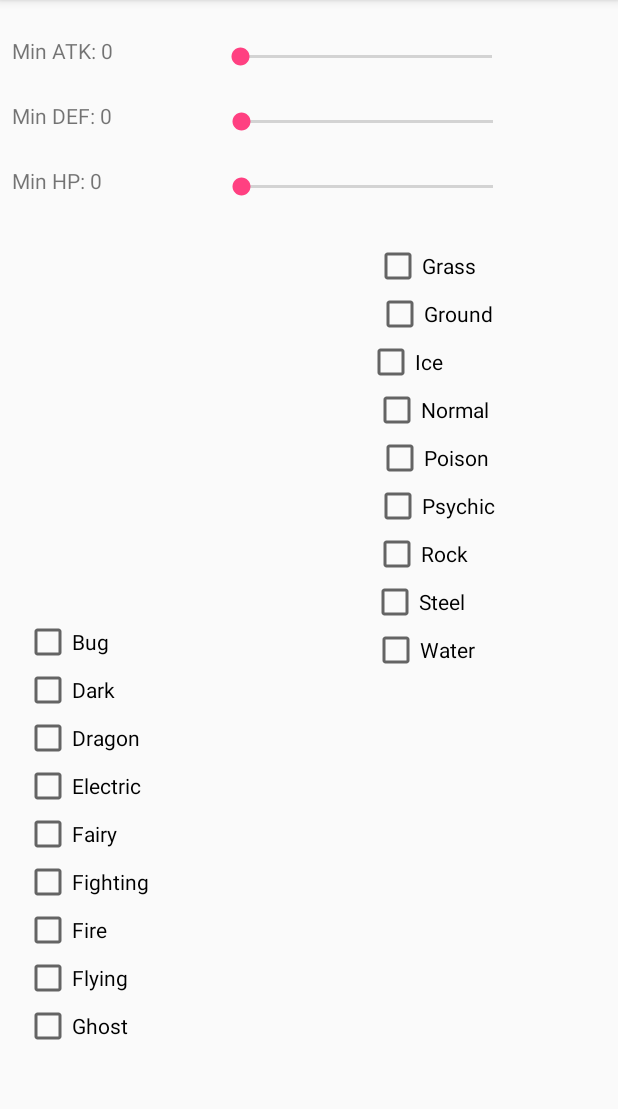
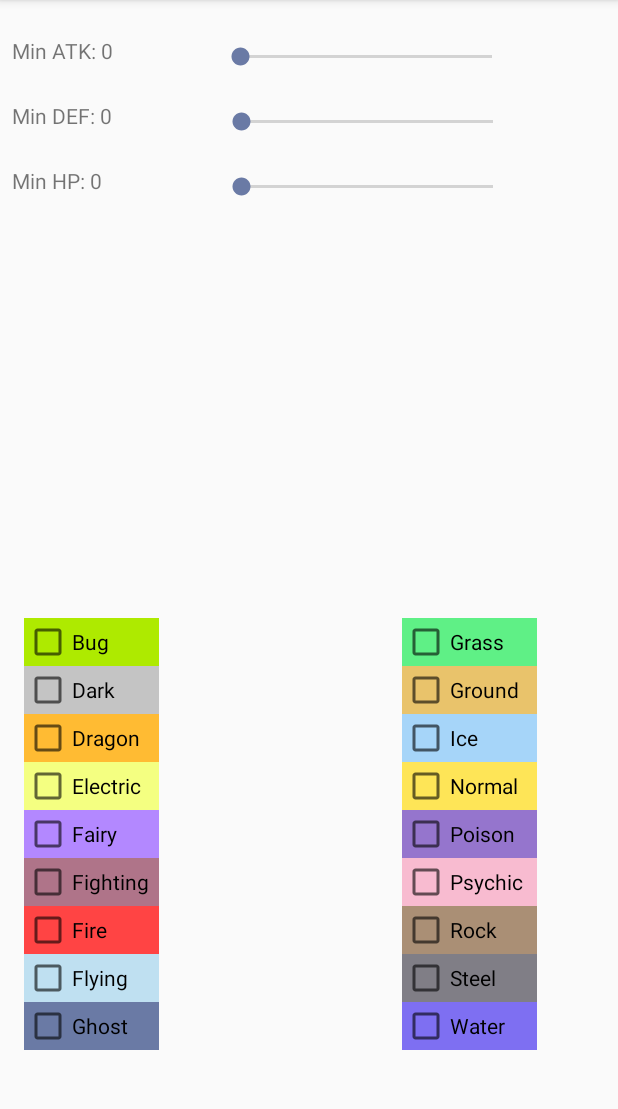
Before and after one commit to MobileDevelopersOfBerkeley/proj2FA17android, an Android app: the FilterActivity screen opened directly, with no data from a screen before it, on a phone screen of 412 x 824 dp, the part 84-1193 px from its top. Run offline under Robolectric (Android 15) with nearby library versions, the phone set to English and light mode, and no system bars.

Commit message:
Updated Checkboxes

```diff
--- a/app/src/main/res/layout/activity_filter.xml
+++ b/app/src/main/res/layout/activity_filter.xml
@@ -50,14 +50,15 @@
 
     <CheckBox
         android:id="@+id/bugCheckBox"
-        android:layout_width="wrap_content"
+        android:layout_width="90dp"
         android:layout_height="wrap_content"
         android:layout_marginBottom="324dp"
+        android:layout_marginLeft="16dp"
+        android:layout_marginTop="8dp"
+        android:background="@color/serial4"
         android:text="Bug"
         app:layout_constraintBottom_toBottomOf="parent"
-        android:layout_marginLeft="16dp"
         app:layout_constraintLeft_toLeftOf="parent"
-        android:layout_marginTop="8dp"
         app:layout_constraintTop_toBottomOf="@+id/minHPText"
         app:layout_constraintVertical_bias="1.0"/>
 
@@ -93,202 +94,224 @@
 
     <CheckBox
         android:id="@+id/darkCheckBox"
-        android:layout_width="wrap_content"
+        android:layout_width="90dp"
         android:layout_height="wrap_content"
         android:layout_marginLeft="16dp"
+        android:layout_marginTop="0dp"
+        android:background="@color/cardview_dark_background"
+        android:backgroundTint="@color/cardview_shadow_start_color"
         android:text="Dark"
+        android:textColor="@android:color/black"
         app:layout_constraintLeft_toLeftOf="parent"
-        android:layout_marginTop="0dp"
         app:layout_constraintTop_toBottomOf="@+id/bugCheckBox"/>
 
     <CheckBox
         android:id="@+id/dragonCheckBox"
-        android:layout_width="wrap_content"
+        android:layout_width="90dp"
         android:layout_height="wrap_content"
         android:layout_marginLeft="16dp"
+        android:layout_marginTop="0dp"
+        android:background="@android:color/holo_orange_light"
         android:text="Dragon"
         app:layout_constraintLeft_toLeftOf="parent"
-        android:layout_marginTop="0dp"
         app:layout_constraintTop_toBottomOf="@+id/darkCheckBox"/>
 
     <CheckBox
         android:id="@+id/electricCheckBox"
-        android:layout_width="wrap_content"
+        android:layout_width="90dp"
         android:layout_height="wrap_content"
         android:layout_marginLeft="16dp"
+        android:layout_marginTop="0dp"
+        android:background="@color/serial1"
         android:text="Electric"
         app:layout_constraintLeft_toLeftOf="parent"
-        android:layout_marginTop="0dp"
         app:layout_constraintTop_toBottomOf="@+id/dragonCheckBox"/>
 
     <CheckBox
         android:id="@+id/fairyCheckBox"
-        android:layout_width="wrap_content"
+        android:layout_width="90dp"
         android:layout_height="wrap_content"
         android:layout_marginLeft="16dp"
+        android:layout_marginTop="0dp"
+        android:autofillHints="@color/accompany4"
+        android:background="@color/accompany8"
+        android:backgroundTint="@color/accompany4"
         android:text="Fairy"
         app:layout_constraintLeft_toLeftOf="parent"
-        android:layout_marginTop="0dp"
         app:layout_constraintTop_toBottomOf="@+id/electricCheckBox"/>
 
     <CheckBox
         android:id="@+id/fightingCheckBox"
-        android:layout_width="wrap_content"
+        android:layout_width="90dp"
         android:layout_height="wrap_content"
         android:layout_marginLeft="16dp"
+        android:layout_marginTop="0dp"
+        android:background="@color/colorPrimaryDark"
         android:text="Fighting"
         app:layout_constraintLeft_toLeftOf="parent"
-        android:layout_marginTop="0dp"
         app:layout_constraintTop_toBottomOf="@+id/fairyCheckBox"/>
 
     <CheckBox
         android:id="@+id/fireCheckBox"
-        android:layout_width="wrap_content"
+        android:layout_width="90dp"
         android:layout_height="wrap_content"
         android:layout_marginLeft="16dp"
+        android:layout_marginTop="0dp"
+        android:background="@android:color/holo_red_light"
         android:text="Fire"
         app:layout_constraintLeft_toLeftOf="parent"
-        android:layout_marginTop="0dp"
         app:layout_constraintTop_toBottomOf="@+id/fightingCheckBox"/>
 
     <CheckBox
         android:id="@+id/flyingCheckBox"
-        android:layout_width="wrap_content"
+        android:layout_width="90dp"
         android:layout_height="wrap_content"
         android:layout_marginLeft="16dp"
+        android:layout_marginTop="0dp"
+        android:background="@android:color/holo_blue_bright"
+        android:backgroundTint="@color/accompany3"
         android:text="Flying"
         app:layout_constraintLeft_toLeftOf="parent"
-        android:layout_marginTop="0dp"
         app:layout_constraintTop_toBottomOf="@+id/fireCheckBox"/>
 
     <CheckBox
         android:id="@+id/ghostCheckBox"
-        android:layout_width="wrap_content"
+        android:layout_width="90dp"
         android:layout_height="wrap_content"
         android:layout_marginLeft="16dp"
+        android:layout_marginTop="0dp"
+        android:background="@color/colorAccent"
         android:text="Ghost"
         app:layout_constraintLeft_toLeftOf="parent"
-        android:layout_marginTop="0dp"
         app:layout_constraintTop_toBottomOf="@+id/flyingCheckBox"/>
 
     <CheckBox
         android:id="@+id/grassCheckBox"
-        android:layout_width="wrap_content"
+        android:layout_width="90dp"
         android:layout_height="wrap_content"
-        android:text="Grass"
-        app:layout_constraintLeft_toRightOf="@+id/bugCheckBox"
         android:layout_marginLeft="8dp"
         android:layout_marginRight="8dp"
+        android:layout_marginTop="0dp"
+        android:background="@color/combinationTriSecondary"
+        android:text="Grass"
+        app:layout_constraintHorizontal_bias="0.77"
+        app:layout_constraintLeft_toRightOf="@+id/bugCheckBox"
         app:layout_constraintRight_toRightOf="parent"
-        app:layout_constraintHorizontal_bias="0.661"
-        android:layout_marginTop="28dp"
-        app:layout_constraintTop_toBottomOf="@+id/seekBarHP"/>
+        app:layout_constraintTop_toTopOf="@+id/bugCheckBox"/>
 
     <CheckBox
         android:id="@+id/groundCheckBox"
-        android:layout_width="wrap_content"
+        android:layout_width="90dp"
         android:layout_height="wrap_content"
-        android:text="Ground"
-        app:layout_constraintLeft_toRightOf="@+id/darkCheckBox"
         android:layout_marginLeft="8dp"
         android:layout_marginRight="8dp"
+        android:layout_marginTop="0dp"
+        android:background="@color/combinationPrimary"
+        android:text="Ground"
+        app:layout_constraintHorizontal_bias="0.77"
+        app:layout_constraintLeft_toRightOf="@+id/darkCheckBox"
         app:layout_constraintRight_toRightOf="parent"
-        app:layout_constraintHorizontal_bias="0.689"
-        android:layout_marginTop="0dp"
         app:layout_constraintTop_toBottomOf="@+id/grassCheckBox"/>
 
     <CheckBox
         android:id="@+id/iceCheckBox"
-        android:layout_width="wrap_content"
+        android:layout_width="90dp"
         android:layout_height="wrap_content"
-        android:text="Ice"
-        app:layout_constraintLeft_toRightOf="@+id/dragonCheckBox"
         android:layout_marginLeft="8dp"
         android:layout_marginRight="8dp"
+        android:layout_marginTop="0dp"
+        android:background="@color/serial7"
+        android:text="Ice"
+        app:layout_constraintHorizontal_bias="0.77"
+        app:layout_constraintLeft_toRightOf="@+id/dragonCheckBox"
         app:layout_constraintRight_toRightOf="parent"
-        app:layout_constraintHorizontal_bias="0.57"
-        android:layout_marginTop="0dp"
         app:layout_constraintTop_toBottomOf="@+id/groundCheckBox"/>
 
     <CheckBox
         android:id="@+id/normalCheckBox"
-        android:layout_width="wrap_content"
+        android:layout_width="90dp"
         android:layout_height="wrap_content"
-        android:text="Normal"
-        app:layout_constraintLeft_toRightOf="@+id/electricCheckBox"
         android:layout_marginLeft="8dp"
         android:layout_marginRight="8dp"
+        android:layout_marginTop="0dp"
+        android:background="@color/serial2"
+        android:text="Normal"
+        app:layout_constraintHorizontal_bias="0.77"
+        app:layout_constraintLeft_toRightOf="@+id/electricCheckBox"
         app:layout_constraintRight_toRightOf="parent"
-        app:layout_constraintHorizontal_bias="0.654"
-        android:layout_marginTop="0dp"
         app:layout_constraintTop_toBottomOf="@+id/iceCheckBox"/>
 
     <CheckBox
         android:id="@+id/poisonCheckBox"
-        android:layout_width="wrap_content"
+        android:layout_width="90dp"
         android:layout_height="wrap_content"
-        android:text="Poison"
-        app:layout_constraintLeft_toRightOf="@+id/fairyCheckBox"
         android:layout_marginLeft="8dp"
         android:layout_marginRight="8dp"
+        android:layout_marginTop="0dp"
+        android:background="@color/accompnay1"
+        android:text="Poison"
+        app:layout_constraintHorizontal_bias="0.77"
+        app:layout_constraintLeft_toRightOf="@+id/fairyCheckBox"
         app:layout_constraintRight_toRightOf="parent"
-        app:layout_constraintHorizontal_bias="0.678"
-        android:layout_marginTop="0dp"
         app:layout_constraintTop_toBottomOf="@+id/normalCheckBox"/>
 
     <CheckBox
         android:id="@+id/psychicCheckBox"
-        android:layout_width="wrap_content"
+        android:layout_width="90dp"
         android:layout_height="wrap_content"
-        android:text="Psychic"
-        app:layout_constraintLeft_toRightOf="@+id/fightingCheckBox"
         android:layout_marginLeft="8dp"
         android:layout_marginRight="8dp"
+        android:layout_marginTop="0dp"
+        android:background="@color/accompany8"
+        android:text="Psychic"
+        app:layout_constraintHorizontal_bias="0.77"
+        app:layout_constraintLeft_toRightOf="@+id/fightingCheckBox"
         app:layout_constraintRight_toRightOf="parent"
-        app:layout_constraintHorizontal_bias="0.656"
-        android:layout_marginTop="0dp"
         app:layout_constraintTop_toBottomOf="@+id/poisonCheckBox"/>
 
     <CheckBox
         android:id="@+id/rockCheckBox"
-        android:layout_width="wrap_content"
+        android:layout_width="90dp"
         android:layout_height="wrap_content"
-        android:text="Rock"
-        app:layout_constraintLeft_toRightOf="@+id/fireCheckBox"
         android:layout_marginLeft="8dp"
         android:layout_marginRight="8dp"
+        android:layout_marginTop="0dp"
+        android:background="@color/accompany6"
+        android:text="Rock"
+        app:layout_constraintHorizontal_bias="0.77"
+        app:layout_constraintLeft_toRightOf="@+id/fireCheckBox"
         app:layout_constraintRight_toRightOf="parent"
-        app:layout_constraintHorizontal_bias="0.647"
-        android:layout_marginTop="0dp"
         app:layout_constraintTop_toBottomOf="@+id/psychicCheckBox"/>
 
     <CheckBox
         android:id="@+id/steelCheckBox"
-        android:layout_width="wrap_content"
+        android:layout_width="90dp"
         android:layout_height="wrap_content"
-        android:text="Steel"
-        app:layout_constraintLeft_toRightOf="@+id/flyingCheckBox"
         android:layout_marginLeft="8dp"
         android:layout_marginRight="8dp"
+        android:layout_marginTop="0dp"
+        android:background="@color/accompany7"
+        android:text="Steel"
+        app:layout_constraintHorizontal_bias="0.77"
+        app:layout_constraintLeft_toRightOf="@+id/flyingCheckBox"
         app:layout_constraintRight_toRightOf="parent"
-        app:layout_constraintHorizontal_bias="0.622"
-        android:layout_marginTop="0dp"
         app:layout_constraintTop_toBottomOf="@+id/rockCheckBox"/>
 
     <CheckBox
         android:id="@+id/waterCheckBox"
-        android:layout_width="wrap_content"
+        android:layout_width="90dp"
         android:layout_height="wrap_content"
-        android:text="Water"
-        app:layout_constraintLeft_toRightOf="@+id/ghostCheckBox"
+        android:layout_marginBottom="8dp"
         android:layout_marginLeft="8dp"
         android:layout_marginRight="8dp"
+        android:layout_marginTop="0dp"
+        android:background="@color/acoompany2"
+        android:text="Water"
+        app:layout_constraintBottom_toBottomOf="parent"
+        app:layout_constraintHorizontal_bias="0.77"
+        app:layout_constraintLeft_toRightOf="@+id/ghostCheckBox"
         app:layout_constraintRight_toRightOf="parent"
-        app:layout_constraintHorizontal_bias="0.64"
-        android:layout_marginTop="0dp"
         app:layout_constraintTop_toBottomOf="@+id/steelCheckBox"
-        app:layout_constraintBottom_toBottomOf="parent"
-        android:layout_marginBottom="8dp"
         app:layout_constraintVertical_bias="0.0"/>
 
 </android.support.constraint.ConstraintLayout>
--- a/app/src/main/res/values/colors.xml
+++ b/app/src/main/res/values/colors.xml
@@ -1,28 +1,28 @@
 <?xml version="1.0" encoding="utf-8"?>
 <resources>
     <color name="colorPrimary">#3F51B5</color>
-    <color name="colorPrimaryDark">#303F9F</color>
-    <color name="colorAccent">#FF4081</color>
-    <color name="combinationPrimary">#9B26AF</color>
+    <color name="colorPrimaryDark">#af7489</color>
+    <color name="colorAccent">#6a7aa5</color>
+    <color name="combinationPrimary">#e9c36b</color>
     <color name="combinationCoPrimary">#7A1EA1</color>
     <color name="combinationTriPrimary">#691A99</color>
     <color name="combinationSecondary">#68EFAD</color>
     <color name="combinationCoSecondary">#b4f53a</color>
-    <color name="combinationTriSecondary">#00E676</color>
+    <color name="combinationTriSecondary">#5ff086</color>
     <color name="accompnay1">#9575CD</color>
-    <color name="acoompany2">#5a0aea</color>
-    <color name="accompany3">#EDE7F6</color>
+    <color name="acoompany2">#7e6ff2</color>
+    <color name="accompany3">#bfe0f1</color>
     <color name="accompany4">#B388FF</color>
     <color name="accompany5">#673AB7</color>
-    <color name="accompany6">#512DAB</color>
-    <color name="accompany7">#311b92</color>
+    <color name="accompany6">#aa8f75</color>
+    <color name="accompany7">#807e86</color>
     <color name="accompany8">#F8BBD0</color>
     <color name="serial1">#F4FF81</color>
-    <color name="serial2">#EEFF41</color>
+    <color name="serial2">#fee557</color>
     <color name="serial3">#C6FF00</color>
     <color name="serial4">#AEEA00</color>
     <color name="serial5">#B2FF59</color>
     <color name="serial6">#76FF03</color>
-    <color name="serial7">#CCFF90</color>
+    <color name="serial7">#a6d5f9</color>
 
 </resources>
```
Also changed, not shown: app/src/main/res/drawable/Bug.png (added).
